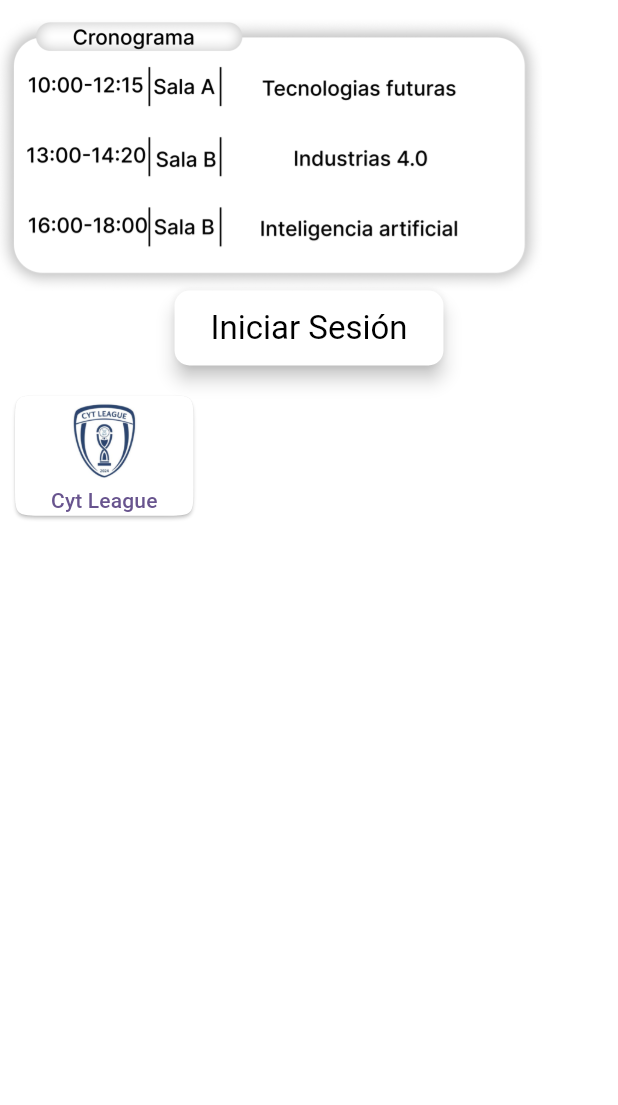
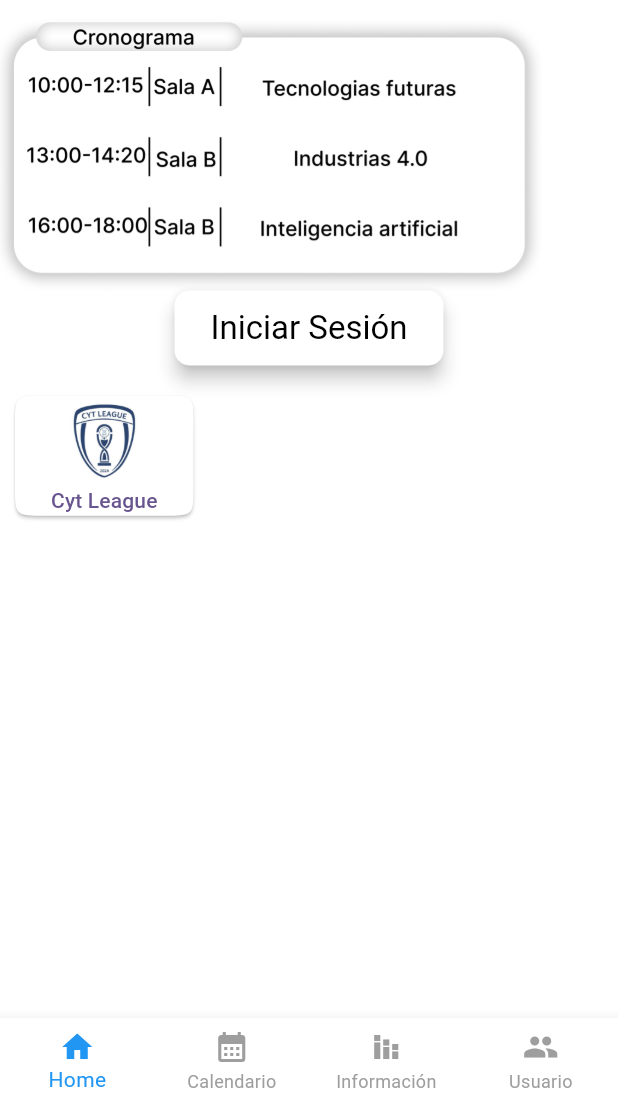
Before and after one commit to CECYT2024/cecyt_frontend, a Flutter app: the screen it shows after launch, on a phone screen of 412 x 824 dp, the part 131-1236 px from its top. Run offline on Flutter 3.47's test engine with Material 3 defaults, Android fonts, the phone set to English and light mode, and no system bars; our stand-ins replace bloc, equatable, flutter_bloc.

Commit message:
navegator actualizado

```diff
--- a/app_cecyt/lib/features/home/ui/start/start_page.dart
+++ b/app_cecyt/lib/features/home/ui/start/start_page.dart
@@ -2,6 +2,7 @@ import 'package:app_cecyt/utils/widgets/principal_button.dart';
 import 'package:flutter/material.dart';
 
 import 'package:app_cecyt/utils/widgets/appbar_centro.dart';
+import 'package:app_cecyt/utils/widgets/bottom_appbar.dart';
 
 class StartPage extends StatelessWidget {
   const StartPage({super.key});
@@ -10,7 +11,7 @@ class StartPage extends StatelessWidget {
   Widget build(BuildContext context) {
     return Scaffold(
       backgroundColor: Colors.white,
-      appBar: const AppbarCentro(),
+      appBar: const AppbarCentro(),bottomNavigationBar: const NavegatorBar(),
       body: Column(
         crossAxisAlignment: CrossAxisAlignment.start,
         children: [
--- /dev/null
+++ b/app_cecyt/lib/utils/widgets/bottom_appbar.dart
@@ -0,0 +1,48 @@
+import 'package:flutter/material.dart';
+
+class NavegatorBar extends StatefulWidget {
+  const NavegatorBar({Key? key}) : super(key: key);
+
+  @override
+  State<NavegatorBar> createState() => _NavegatorBarState();
+}
+
+class _NavegatorBarState extends State<NavegatorBar> {
+  int _selectedIndex = 0;
+
+  void _onItemTapped(int index) {
+    setState(() {
+      _selectedIndex = index;
+    });
+  }
+
+  @override
+  Widget build(BuildContext context) {
+    return BottomNavigationBar(
+      type: BottomNavigationBarType.fixed, // Asegura que los labels siempre se muestren
+      items: const [
+        BottomNavigationBarItem(
+          icon: Icon(Icons.home),
+          label: "Home",
+        ),
+        BottomNavigationBarItem(
+          icon: Icon(Icons.calendar_month),
+          label: "Calendario",
+        ),
+        BottomNavigationBarItem(
+          icon: Icon(Icons.stacked_bar_chart_sharp),
+          label: "Información",
+        ),
+        BottomNavigationBarItem(
+          icon: Icon(Icons.people),
+          label: "Usuario",
+        ),
+      ],
+      currentIndex: _selectedIndex,  // Indica el índice seleccionado
+      selectedItemColor: Colors.blue,  // Color de los ítems seleccionados
+      unselectedItemColor: Colors.grey, // Color de los ítems no seleccionados
+      backgroundColor: Colors.white,  // Color de fondo del BottomNavigationBar
+      onTap: _onItemTapped, // Maneja los taps en los ítems
+    );
+  }
+}
```
